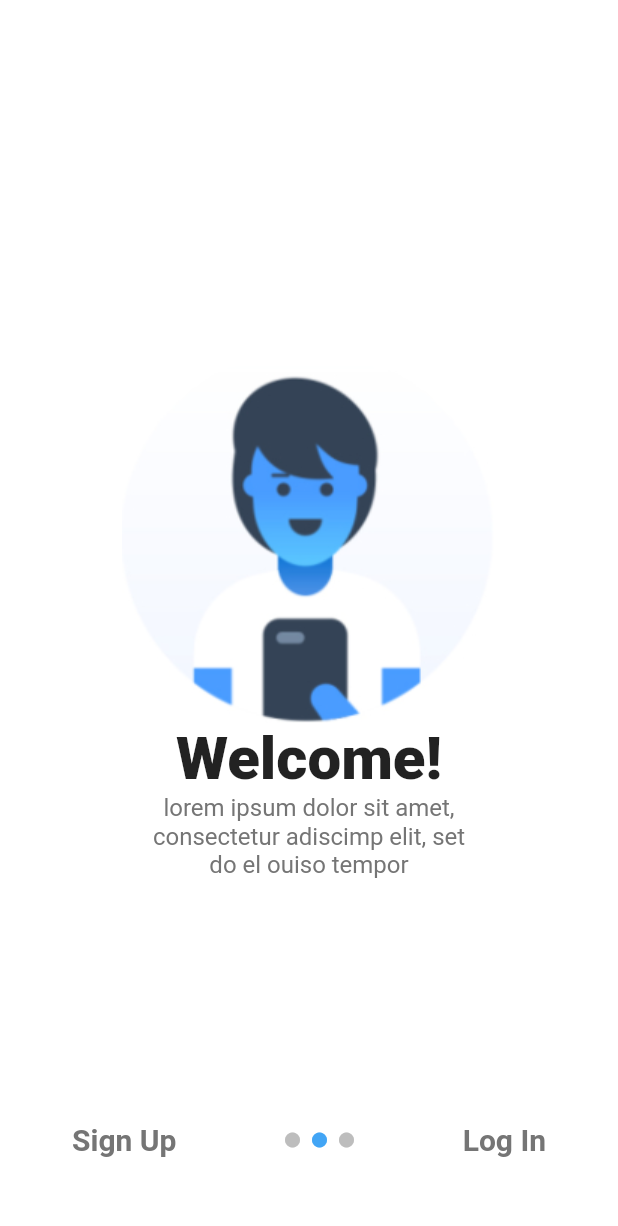
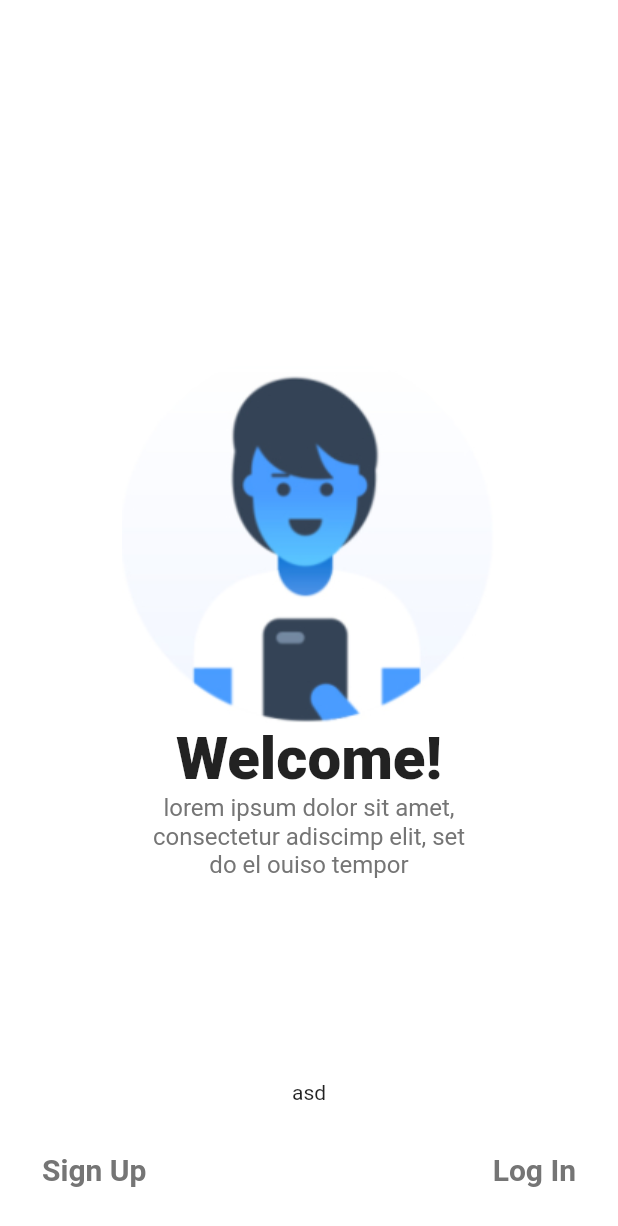
Before and after one commit to gusadolfo123/practica_1, a Flutter app: the LoginPage screen opened by its route, swiped to page 2, on a phone screen of 412 x 824 dp. Shown: the top 1226 px of the screen. Run offline on Flutter 3.47's test engine with Material 2 defaults, Android fonts, the phone set to English and light mode, and no system bars.

Commit message:
Ajuste 1

```diff
--- a/lib/pages/login_page.dart
+++ b/lib/pages/login_page.dart
@@ -62,7 +62,8 @@ class _LoginPageState extends State<LoginPage> {
             Column(
               children: [
                 Expanded(child: Container()),
-                BottomSlideWidget(controller: _pageController),
+                Text("asd"),
+                BottomSlideWidget(),
               ],
             ),
           ],
--- a/lib/widgets/bottom_slide_widget.dart
+++ b/lib/widgets/bottom_slide_widget.dart
@@ -1,68 +1,55 @@
 import 'package:flutter/material.dart';
 
-class BottomSlideWidget extends StatefulWidget {
-  final PageController controller;
-
-  BottomSlideWidget({Key key, @required this.controller}) : super(key: key);
-
-  @override
-  _BottomSlideWidgetState createState() => _BottomSlideWidgetState(controller);
-}
-
-class _BottomSlideWidgetState extends State<BottomSlideWidget> {
-  int page = 1;
-  PageController pageController;
-
-  _BottomSlideWidgetState(this.pageController);
-
+class BottomSlideWidget extends StatelessWidget {
   @override
   Widget build(BuildContext context) {
     final textStyles = TextStyle(
         fontSize: 20, fontWeight: FontWeight.bold, color: Colors.grey[600]);
 
     return Container(
-      padding: EdgeInsets.all(40),
+      padding: EdgeInsets.all(20),
       child: Row(
         children: [
           TextButton(
             onPressed: () {
-              print("pagina 0 " + pageController.hasClients.toString());
-              if (pageController.hasClients) {
-                pageController.animateToPage(0,
-                    duration: const Duration(milliseconds: 400),
-                    curve: Curves.easeInOut);
-                this.page = 0;
-                setState(() {});
-              }
+              // print("pagina 0 " + pageController.hasClients.toString());
+              // if (pageController.hasClients) {
+              //   pageController.animateToPage(0,
+              //       duration: const Duration(milliseconds: 400),
+              //       curve: Curves.easeInOut);
+              //   this.page = 0;
+              //   setState(() {});
+              // }
             },
             child: Text("Sign Up", style: textStyles),
           ),
-          Expanded(
-            child: Container(
-              alignment: Alignment.center,
-              child: Row(
-                mainAxisAlignment: MainAxisAlignment.center,
-                crossAxisAlignment: CrossAxisAlignment.center,
-                children: [
-                  Icon(Icons.circle, size: 12, color: setColor(0)),
-                  SizedBox(width: 6),
-                  Icon(Icons.circle, size: 12, color: setColor(1)),
-                  SizedBox(width: 6),
-                  Icon(Icons.circle, size: 12, color: setColor(2)),
-                ],
-              ),
-            ),
-          ),
+          Expanded(child: Container()),
+          // Expanded(
+          //   child: Container(
+          //     alignment: Alignment.center,
+          //     child: Row(
+          //       mainAxisAlignment: MainAxisAlignment.center,
+          //       crossAxisAlignment: CrossAxisAlignment.center,
+          //       children: [
+          //         Icon(Icons.circle, size: 12, color: setColor(0)),
+          //         SizedBox(width: 6),
+          //         Icon(Icons.circle, size: 12, color: setColor(1)),
+          //         SizedBox(width: 6),
+          //         Icon(Icons.circle, size: 12, color: setColor(2)),
+          //       ],
+          //     ),
+          //   ),
+          // ),
           TextButton(
             onPressed: () {
-              print("pagina 2 " + pageController.hasClients.toString());
-              if (pageController.hasClients) {
-                pageController.animateToPage(2,
-                    duration: const Duration(milliseconds: 400),
-                    curve: Curves.easeInOut);
-                this.page = 2;
-                setState(() {});
-              }
+              // print("pagina 2 " + pageController.hasClients.toString());
+              // if (pageController.hasClients) {
+              //   pageController.animateToPage(2,
+              //       duration: const Duration(milliseconds: 400),
+              //       curve: Curves.easeInOut);
+              //   this.page = 2;
+              //   setState(() {});
+              // }
             },
             child: Text("Log In", style: textStyles),
           ),
@@ -71,8 +58,8 @@ class _BottomSlideWidgetState extends State<BottomSlideWidget> {
     );
   }
 
-  Color setColor(int currentPage) {
-    if (this.page == currentPage) return Colors.blue[400];
-    return Colors.grey[400];
-  }
+  // Color setColor(int currentPage) {
+  //   if (this.page == currentPage) return Colors.blue[400];
+  //   return Colors.grey[400];
+  // }
 }
```
